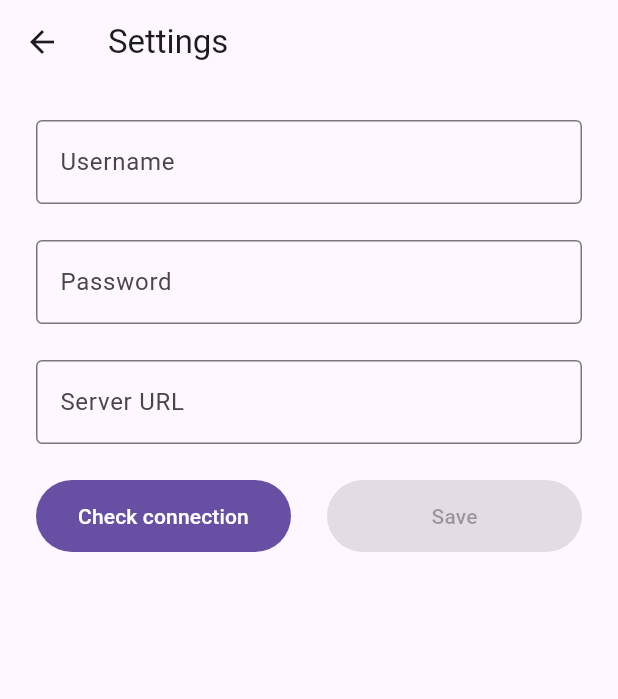
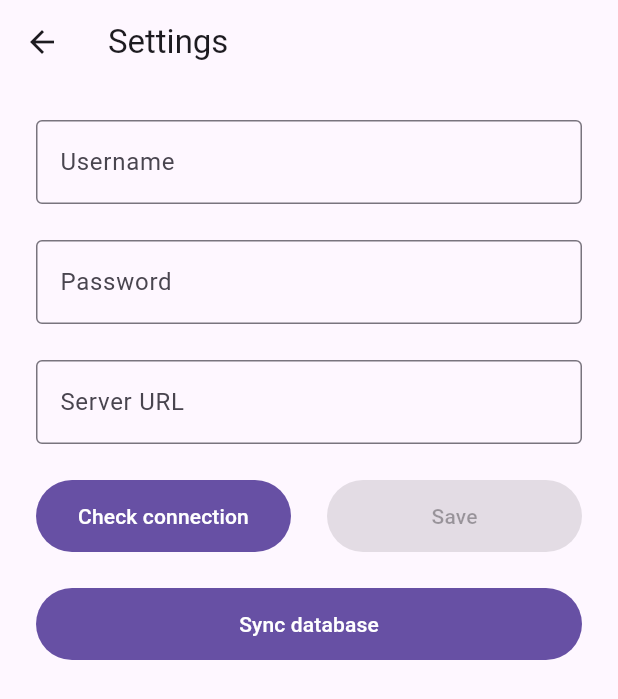
Before and after one commit to ulysg/k19-player, a Flutter app: the SettingsView screen opened directly, after a tap on "Check connection", on a phone screen of 412 x 824 dp. Shown: the top 699 px of the screen. Run offline on Flutter 3.47's test engine with Material 3 defaults, Android fonts, the phone set to English and light mode, and no system bars; drawn by our look-alikes of dynamic_color; our stand-ins replace just_audio, just_audio_background, shared_preferences; accounts and stored records are empty; network calls fail.

Commit message:
Added onboarding

```diff
--- a/lib/data/music.dart
+++ b/lib/data/music.dart
@@ -32,7 +32,8 @@ class Music {
   }
 
   Future<Connection?> getActualConnection() async {
-    return dbRepository.getActualConnection();
+    connection = await dbRepository.getActualConnection();
+    return connection;
   }
 
   Future setActualConnection(String url, String username, String password) async {
--- a/lib/widgets/album_view.dart
+++ b/lib/widgets/album_view.dart
@@ -16,7 +16,8 @@ class AlbumGrid extends StatelessWidget {
   Widget build(BuildContext context) {
     return Consumer<ContentModel>(
       builder: (context, contentModel, child) {
-        return GridView.builder(
+        return Scrollbar(
+          child: GridView.builder(
             padding: const EdgeInsets.all(24),
             itemCount: contentModel.albums.length,
             gridDelegate: const SliverGridDelegateWithFixedCrossAxisCount(crossAxisCount: 2, mainAxisSpacing: 6, crossAxisSpacing: 12),
@@ -50,6 +51,7 @@ class AlbumGrid extends StatelessWidget {
                 child: AlbumThumbnail(album: contentModel.albums[index])
               );
             },
+          )
         );
       }
     );
--- a/lib/widgets/playlist_view.dart
+++ b/lib/widgets/playlist_view.dart
@@ -18,7 +18,8 @@ class PlaylistList extends StatelessWidget {
   Widget build(BuildContext context) {
     return Consumer<ContentModel>(
       builder: (context, contentModel, child) {
-        return ListView.separated(
+        return Scrollbar(
+          child: ListView.separated(
             padding: const EdgeInsets.all(24),
             itemCount: contentModel.playlists.length,
 
@@ -53,6 +54,7 @@ class PlaylistList extends StatelessWidget {
             },
 
             separatorBuilder: (BuildContext context, int index) => const Divider(),
+          )
         );
       }
     );
--- a/lib/widgets/settings.dart
+++ b/lib/widgets/settings.dart
@@ -1,4 +1,5 @@
 import "dart:core";
+import "package:flutter/cupertino.dart";
 import "package:flutter/material.dart";
 import "package:flutter/widgets.dart";
 import "package:k19_player/data/music.dart";
@@ -64,18 +65,21 @@ class SettingsViewState extends State<SettingsView> {
 
             const SizedBox(height: 24),
 
+            Column(
+              children: [
                 Row(
                   children: [
-                Expanded(child: SizedBox(
+                    Expanded(
+                      child: SizedBox(
                         height: 48,
 
                         child: FilledButton(
                           onPressed: () async {
-                      ContentModel.instance.setConnection(urlController.text, userController.text, passwordController.text);
                             setState(() {
                               isLoading = true;
                             });
 
+                            await ContentModel.instance.setConnection(urlController.text, userController.text, passwordController.text);
                             bool result = await Music.instance.ping();
 
                             setState(() {
@@ -87,19 +91,54 @@ class SettingsViewState extends State<SettingsView> {
                           child: isLoading ? CircularProgressIndicator(color: Theme.of(context).colorScheme.onPrimary)
                             : const Text("Check connection", textAlign: TextAlign.center),
                         ),
-                )),
+                      )
+                    ),
 
                     const SizedBox(width: 24),
 
-                Expanded(child: SizedBox(
+                    Expanded(
+                      child: SizedBox(
                         height: 48,
 
                         child: FilledButton(
-                    onPressed: canConnect ? () => ContentModel.instance.setConnection(urlController.text, userController.text, passwordController.text) : null,
+                          onPressed: canConnect ? () async {
+                            await ContentModel.instance.setConnection(urlController.text, userController.text, passwordController.text);
+                            await ContentModel.instance.getContent();
+                          }
+                            : null,
+
                           child: const Text("Save"),
                         )
-                ))
+                      )
+                    )
                   ],
+                )
+              ]
+            ),
+
+            const SizedBox(height: 24),
+
+            Row(
+              children: [
+                Expanded(
+                  child: SizedBox(
+                    height: 48,
+
+                    child: FilledButton(
+                      onPressed: () async {
+                        await ContentModel.instance.refreshCache();
+                      },
+
+                      child: Selector<ContentModel, bool>(
+                        selector: (_, contentModel) => contentModel.isLoading,
+
+                        builder: (context, isLoading, child) => isLoading ? CircularProgressIndicator(color: Theme.of(context).colorScheme.onPrimary)
+                          : const Text("Sync database")
+                      )
+                    )
+                  )
+                )
+              ]
             )
           ],
         )
--- a/lib/widgets/song_view.dart
+++ b/lib/widgets/song_view.dart
@@ -15,7 +15,8 @@ class SongView extends StatelessWidget {
   Widget build(BuildContext context) {
     return Consumer<ContentModel>(
       builder: (context, contentModel, child) {
-        return ListView.separated(
+        return Scrollbar(
+          child: ListView.separated(
             padding: const EdgeInsets.all(24),
             itemCount: contentModel.songs.length,
 
@@ -31,6 +32,7 @@ class SongView extends StatelessWidget {
             },
 
             separatorBuilder: (BuildContext context, int index) => const Divider(),
+          )
         );
       }
     );
```
Also changed, not shown: lib/main.dart (+7 -12 lines), lib/models/content_model.dart (+15 -4 lines), lib/widgets/small_player.dart (+14 -1 lines). Lines whose indentation alone changed are shown as unchanged.
